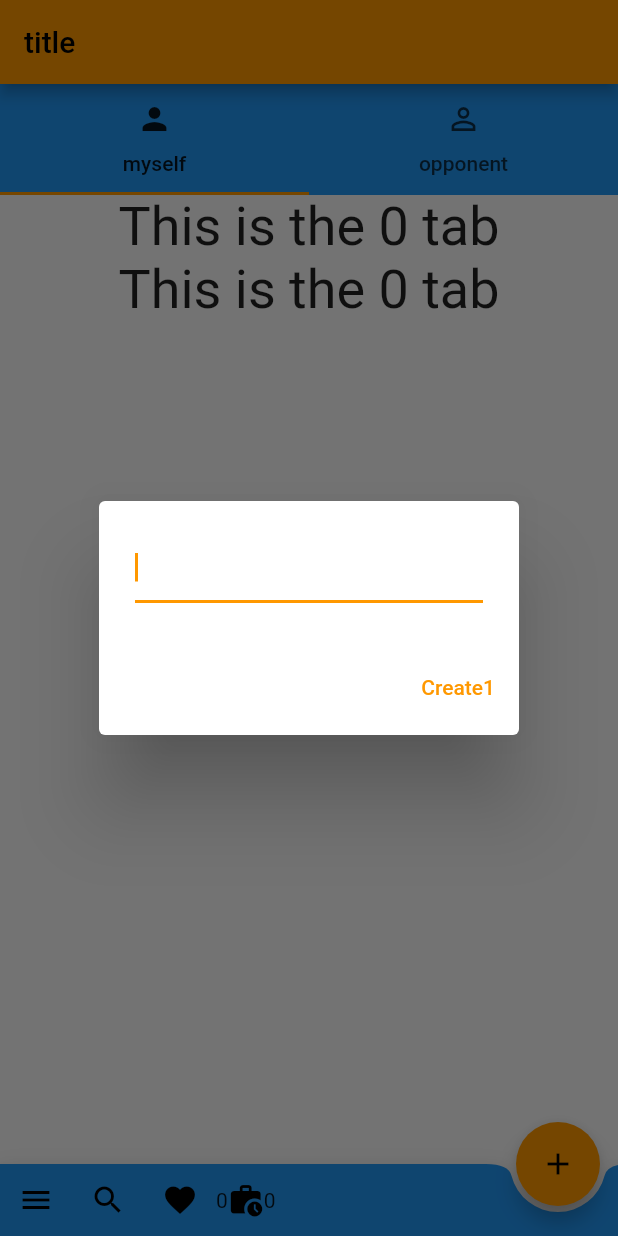
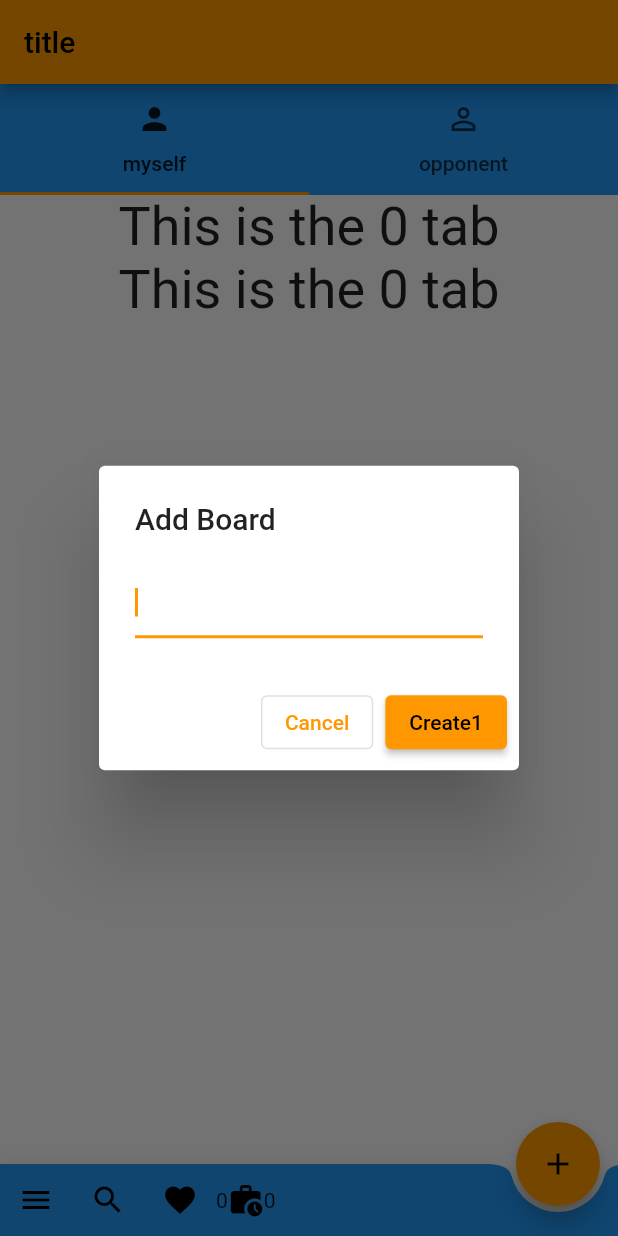
Before and after one commit to toumarihikana/flutter-web-test-for-smartphone, a Flutter app: the screen it shows after launch, after a tap on the "add" icon, on a phone screen of 412 x 824 dp. Run offline on Flutter 3.47's test engine with Material 2 defaults, Android fonts, the phone set to English and light mode, and no system bars; our stand-ins replace flutter_hooks, hooks_riverpod; missing offline and left inert: flutter_use.

Commit message:
ダイアログを変えた

```diff
--- a/lib/widgets/dialogs/text_input.dart
+++ b/lib/widgets/dialogs/text_input.dart
@@ -1,5 +1,5 @@
 import 'package:flutter/material.dart';
-import 'package:flutter_hooks/flutter_hooks.dart';
+
 import 'package:hooks_riverpod/hooks_riverpod.dart';
 
 class EditTextDialogBuilder {
@@ -10,24 +10,19 @@ class EditTextDialogBuilder {
 
   EditTextDialogBuilder(this.title);
 
-  TextEditDialog build() {
-    return TextEditDialog._builder(this);
+  EditTextDialog build() {
+    return EditTextDialog._builder(this);
   }
 }
 
-class TextEditDialog extends HookConsumerWidget {
-  // final String initStr;
-  // final BuildContext context1;
-  // const TextEditDialog(
-  //     {required this.context1, required this.initStr, Key? key})
-  //     : super(key: key);
+class EditTextDialog extends HookConsumerWidget {
   final String title;
   final String cancel;
   final String submit;
   final String initialValue;
   final TextEditingController _textEditingController;
 
-  TextEditDialog._builder(EditTextDialogBuilder builder)
+  EditTextDialog._builder(EditTextDialogBuilder builder)
       : title = builder.title,
         submit = builder.submit,
         cancel = builder.cancel,
@@ -39,40 +34,42 @@ class TextEditDialog extends HookConsumerWidget {
     return EditTextDialogBuilder(title);
   }
 
-  Future<String?> show(BuildContext context) async {
+  Future<String?> show(BuildContext context) {
     return showDialog<String>(
         context: context,
-        builder: (context) {
+        builder: (_) {
           return this;
         });
   }
 
   @override
   Widget build(BuildContext context, WidgetRef ref) {
-    final focusNode = useFocusNode();
-    // final textEditingController = useTextEditingController(text: initStr);
     return AlertDialog(
+      title: Text(title),
       content: TextFormField(
+        controller: _textEditingController,
         autofocus: true,
-        focusNode: focusNode,
-        controller: _textEditingController,
-        onFieldSubmitted: (_) {
-          Navigator.of(context).pop(_textEditingController.text);
+        autovalidateMode: AutovalidateMode.onUserInteraction,
+        validator: (v) {
+          if (v == null || v.isEmpty) {
+            return "Empty!";
+          }
+          return null;
         },
       ),
       actions: [
-        TextButton(
+        OutlinedButton(
+          onPressed: () {
+            Navigator.of(context).pop();
+          },
+          child: Text(cancel),
+        ),
+        ElevatedButton(
           onPressed: () {
             Navigator.of(context).pop(_textEditingController.text);
           },
           child: Text(submit),
         ),
-        // TextButton(
-        //   onPressed: () {
-        //     Navigator.of(context).popUntil(ModalRoute.withName('/'));
-        //   },
-        //   child: const Text("決定2"),
-        // )
       ],
     );
   }
--- a/lib/widgets/increment_button.dart
+++ b/lib/widgets/increment_button.dart
@@ -25,7 +25,7 @@ class IncrementButton extends HookConsumerWidget {
   Future<void> tapAction(BuildContext context, WidgetRef ref) async {
     // ダイアログの外をタップするとダイアログから文字が帰ってこないのでfailになる。
     // String? name = await showEditDialog(context, '初期値') ?? 'fail';
-    var builder = TextEditDialog.builder("Add Board");
+    var builder = EditTextDialog.builder("Add Board");
     builder.submit = "Create";
     var boardName = await builder.build().show(context);
     ref.read(flatModelrovider.notifier).changeModel(boardName!);
```
Also changed, not shown: lib/widgets/main_page.dart (+15 -15 lines).
